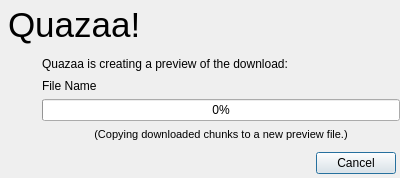
Old version of the form Quazaa/UI/dialogpreviewprepare.ui in the repository c3c/quazaa.
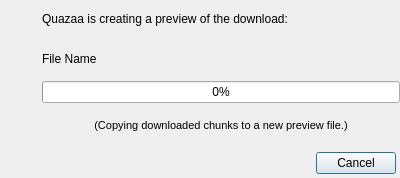
New version of the form. Icons and pictures are not drawn.

What changed in the file:
```diff
--- a/Quazaa/UI/dialogpreviewprepare.ui
+++ b/Quazaa/UI/dialogpreviewprepare.ui
@@ -39,88 +39,28 @@
    <property name="spacing">
     <number>4</number>
    </property>
-   <item row="0" column="0" colspan="2">
-    <widget class="QFrame" name="frameCommonHeader">
-     <property name="minimumSize">
-      <size>
-       <width>0</width>
-       <height>50</height>
-      </size>
-     </property>
-     <property name="maximumSize">
-      <size>
-       <width>16777215</width>
-       <height>50</height>
-      </size>
-     </property>
-     <property name="frameShape">
-      <enum>QFrame::NoFrame</enum>
-     </property>
-     <property name="frameShadow">
-      <enum>QFrame::Raised</enum>
-     </property>
-     <layout class="QGridLayout" name="gridLayout_23">
-      <property name="margin">
-       <number>1</number>
-      </property>
-      <property name="spacing">
-       <number>0</number>
-      </property>
-      <item row="0" column="0">
-       <widget class="QLabel" name="labelLogo">
-        <property name="styleSheet">
-         <string notr="true">background-color: transparent;</string>
-        </property>
-        <property name="text">
-         <string/>
-        </property>
-        <property name="pixmap">
-         <pixmap resource="../Resource.qrc">:/Resource/Quazaa48.png</pixmap>
-        </property>
-       </widget>
-      </item>
-      <item row="0" column="1">
-       <widget class="QLabel" name="labelHeaderText">
-        <property name="sizePolicy">
-         <sizepolicy hsizetype="MinimumExpanding" vsizetype="Preferred">
-          <horstretch>0</horstretch>
-          <verstretch>0</verstretch>
-         </sizepolicy>
-        </property>
-        <property name="text">
-         <string notr="true">&lt;!DOCTYPE HTML PUBLIC &quot;-//W3C//DTD HTML 4.0//EN&quot; &quot;http://www.w3.org/TR/REC-html40/strict.dtd&quot;&gt;
-&lt;html&gt;&lt;head&gt;&lt;meta name=&quot;qrichtext&quot; content=&quot;1&quot; /&gt;&lt;style type=&quot;text/css&quot;&gt;
-p, li { white-space: pre-wrap; }
-&lt;/style&gt;&lt;/head&gt;&lt;body style=&quot; font-family:'MS Shell Dlg 2'; font-size:8.25pt; font-weight:400; font-style:normal;&quot;&gt;
-&lt;p style=&quot; margin-top:0px; margin-bottom:0px; margin-left:0px; margin-right:0px; -qt-block-indent:0; text-indent:0px;&quot;&gt;&lt;span style=&quot; font-size:26pt;&quot;&gt;Quazaa!&lt;/span&gt;&lt;/p&gt;&lt;/body&gt;&lt;/html&gt;</string>
-        </property>
-       </widget>
-      </item>
-     </layout>
-    </widget>
-   </item>
-   <item row="1" column="1">
+   <item row="0" column="1">
     <widget class="QLabel" name="labelInfo">
      <property name="text">
       <string>Quazaa is creating a preview of the download:</string>
      </property>
     </widget>
    </item>
-   <item row="2" column="1">
+   <item row="1" column="1">
     <widget class="QLabel" name="labelFileName">
      <property name="text">
       <string>File Name</string>
      </property>
     </widget>
    </item>
-   <item row="3" column="1">
+   <item row="2" column="1">
     <widget class="QProgressBar" name="progressBarStatus">
      <property name="value">
       <number>0</number>
      </property>
     </widget>
    </item>
-   <item row="4" column="1">
+   <item row="3" column="1">
     <widget class="QLabel" name="labelDetails">
      <property name="text">
       <string>&lt;!DOCTYPE HTML PUBLIC &quot;-//W3C//DTD HTML 4.0//EN&quot; &quot;http://www.w3.org/TR/REC-html40/strict.dtd&quot;&gt;
@@ -161,7 +101,7 @@
      </item>
     </layout>
    </item>
-   <item row="1" column="0" rowspan="4">
+   <item row="0" column="0" rowspan="4">
     <layout class="QGridLayout" name="gridLayoutPreviewIcon">
      <property name="leftMargin">
       <number>9</number>
```
Left out of the diff: 2 changed lines with no effect on the pictures.
